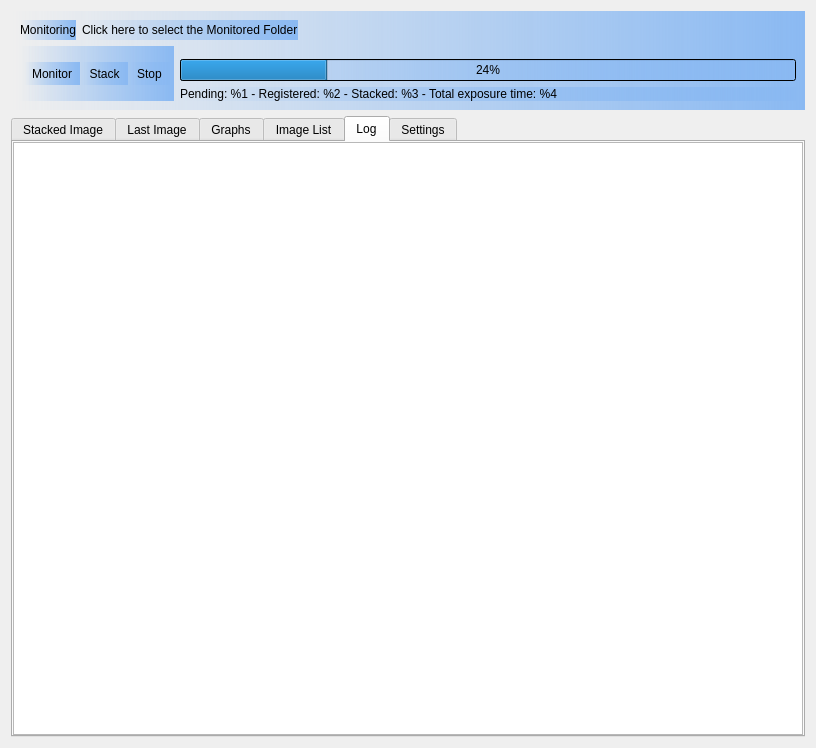
Old version of the form DeepSkyStackerLive/ui/DeepSkyStackerLive.ui in the repository deepskystacker/DSS.
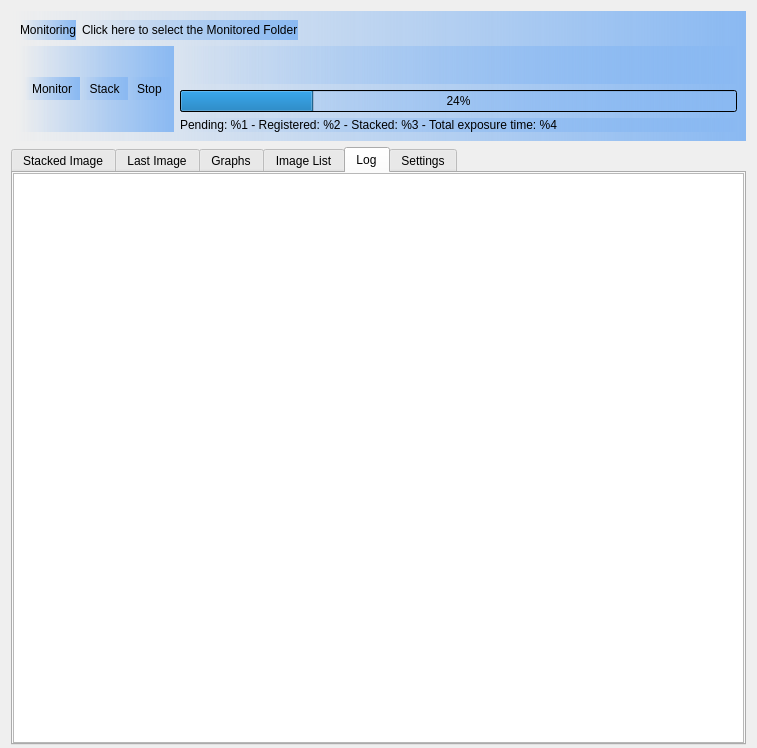
New version of the form. Icons and pictures are not drawn. Custom widgets are drawn as their Qt base class.

Patch:
```diff
--- a/DeepSkyStackerLive/ui/DeepSkyStackerLive.ui
+++ b/DeepSkyStackerLive/ui/DeepSkyStackerLive.ui
@@ -6,7 +6,7 @@
    <rect>
     <x>0</x>
     <y>0</y>
-    <width>816</width>
+    <width>757</width>
     <height>748</height>
    </rect>
   </property>
@@ -25,7 +25,7 @@
      <property name="maximumSize">
       <size>
        <width>16777215</width>
-       <height>126</height>
+       <height>138</height>
       </size>
      </property>
      <property name="styleSheet">
@@ -120,20 +120,25 @@
         <item>
          <layout class="QVBoxLayout" name="verticalLayout">
           <item>
-           <spacer name="verticalSpacer_1">
-            <property name="orientation">
-             <enum>Qt::Vertical</enum>
-            </property>
-            <property name="sizeType">
-             <enum>QSizePolicy::Fixed</enum>
-            </property>
-            <property name="sizeHint" stdset="0">
+           <widget class="QLabel" name="progressLabel">
+            <property name="minimumSize">
              <size>
-              <width>20</width>
-              <height>13</height>
+              <width>0</width>
+              <height>38</height>
              </size>
             </property>
-           </spacer>
+            <property name="font">
+             <font>
+              <pointsize>8</pointsize>
+             </font>
+            </property>
+            <property name="text">
+             <string notr="true"/>
+            </property>
+            <property name="alignment">
+             <set>Qt::AlignCenter</set>
+            </property>
+           </widget>
           </item>
           <item>
            <widget class="QProgressBar" name="progressBar">
```
